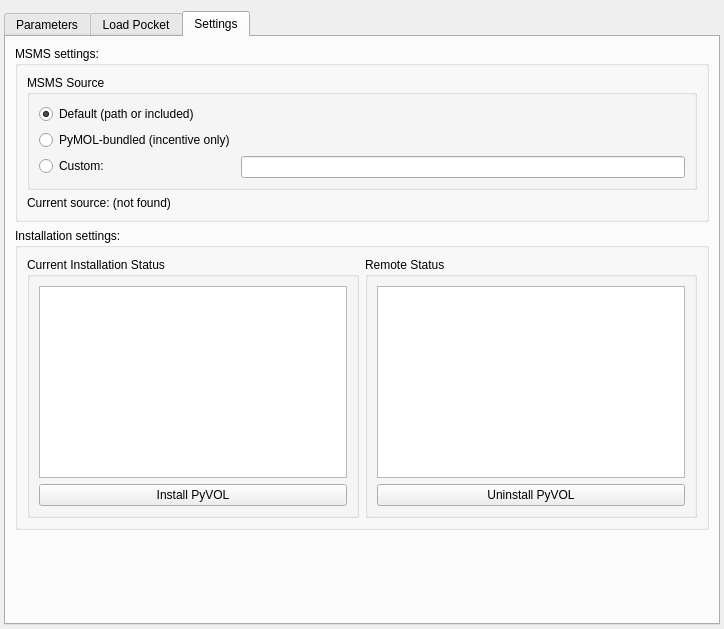
First picture: the form in pyvol/pyvol_gui/pyvol_gui.ui, repository schlessinger-lab/pyvol, before the edit.
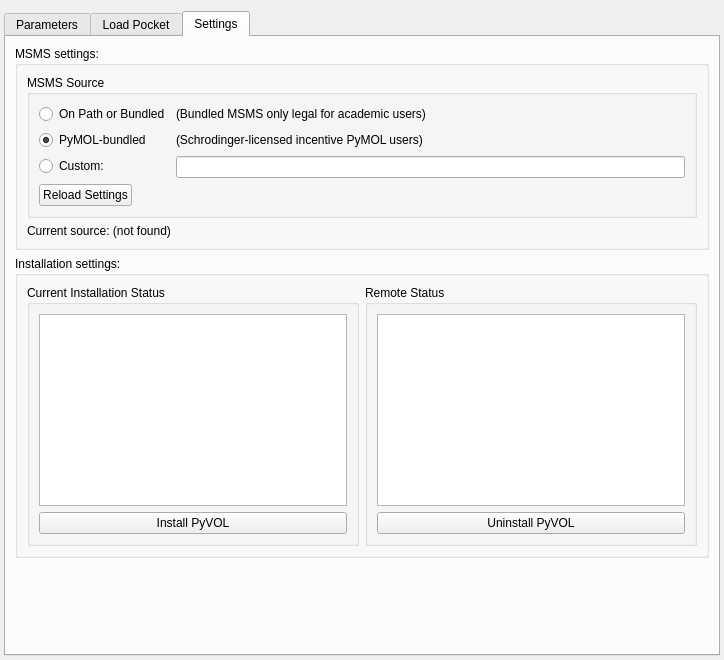
Second picture: the form after the edit. The open tabs and pages were chosen to show the change.

```diff
--- a/pyvol/pyvol_gui/pyvol_gui.ui
+++ b/pyvol/pyvol_gui/pyvol_gui.ui
@@ -7,7 +7,7 @@
     <x>0</x>
     <y>0</y>
     <width>724</width>
-    <height>629</height>
+    <height>660</height>
    </rect>
   </property>
   <property name="windowTitle">
@@ -666,17 +666,20 @@
              <item row="0" column="0">
               <widget class="QRadioButton" name="msms_default_rbutton">
                <property name="text">
-                <string>Default (path or included)</string>
+                <string>On Path or Bundled</string>
                </property>
                <property name="checked">
-                <bool>true</bool>
+                <bool>false</bool>
                </property>
               </widget>
              </item>
              <item row="1" column="0">
               <widget class="QRadioButton" name="msms_pymol_rbutton">
                <property name="text">
-                <string>PyMOL-bundled (incentive only)</string>
+                <string>PyMOL-bundled</string>
+               </property>
+               <property name="checked">
+                <bool>true</bool>
                </property>
               </widget>
              </item>
@@ -690,6 +693,27 @@
              <item row="2" column="1">
               <widget class="QLineEdit" name="msms_custom_ledit"/>
              </item>
+             <item row="3" column="0">
+              <widget class="QPushButton" name="reload_settings_button">
+               <property name="text">
+                <string>Reload Settings</string>
+               </property>
+              </widget>
+             </item>
+             <item row="1" column="1">
+              <widget class="QLabel" name="label_4">
+               <property name="text">
+                <string>(Schrodinger-licensed incentive PyMOL users)</string>
+               </property>
+              </widget>
+             </item>
+             <item row="0" column="1">
+              <widget class="QLabel" name="label_5">
+               <property name="text">
+                <string>(Bundled MSMS only legal for academic users)</string>
+               </property>
+              </widget>
+             </item>
             </layout>
            </widget>
           </item>
```
Left out of the diff: 22 changed lines with no effect on the pictures.
